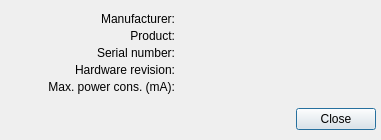
Above: src/informationdialog.ui from bloguetronica/itusb1-mngr before the change. Below: the same form after it.
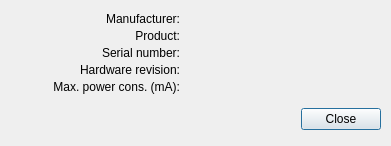
That is the form after the change. Icons and pictures are not drawn.

Diff of the .ui file:
```diff
--- a/src/informationdialog.ui
+++ b/src/informationdialog.ui
@@ -6,20 +6,20 @@
    <rect>
     <x>0</x>
     <y>0</y>
-    <width>381</width>
-    <height>140</height>
+    <width>391</width>
+    <height>146</height>
    </rect>
   </property>
   <property name="minimumSize">
    <size>
-    <width>381</width>
-    <height>140</height>
+    <width>391</width>
+    <height>146</height>
    </size>
   </property>
   <property name="maximumSize">
    <size>
-    <width>381</width>
-    <height>140</height>
+    <width>391</width>
+    <height>146</height>
    </size>
   </property>
   <property name="windowTitle">
@@ -42,7 +42,7 @@
   <widget class="QDialogButtonBox" name="buttonBox">
    <property name="geometry">
     <rect>
-     <x>5</x>
+     <x>10</x>
      <y>104</y>
      <width>371</width>
      <height>31</height>
@@ -61,7 +61,7 @@
   <widget class="QLabel" name="labelSerialLabel">
    <property name="geometry">
     <rect>
-     <x>5</x>
+     <x>10</x>
      <y>44</y>
      <width>170</width>
      <height>17</height>
@@ -77,7 +77,7 @@
   <widget class="QLabel" name="labelSerial">
    <property name="geometry">
     <rect>
-     <x>180</x>
+     <x>185</x>
      <y>44</y>
      <width>196</width>
      <height>17</height>
@@ -90,7 +90,7 @@
   <widget class="QLabel" name="labelRevisionLabel">
    <property name="geometry">
     <rect>
-     <x>5</x>
+     <x>10</x>
      <y>61</y>
      <width>170</width>
      <height>17</height>
@@ -106,7 +106,7 @@
   <widget class="QLabel" name="labelRevision">
    <property name="geometry">
     <rect>
-     <x>180</x>
+     <x>185</x>
      <y>61</y>
      <width>196</width>
      <height>17</height>
@@ -119,7 +119,7 @@
   <widget class="QLabel" name="labelMaxPowerLabel">
    <property name="geometry">
     <rect>
-     <x>5</x>
+     <x>10</x>
      <y>78</y>
      <width>170</width>
      <height>17</height>
@@ -135,7 +135,7 @@
   <widget class="QLabel" name="labelMaxPower">
    <property name="geometry">
     <rect>
-     <x>180</x>
+     <x>185</x>
      <y>78</y>
      <width>196</width>
      <height>17</height>
@@ -148,7 +148,7 @@
   <widget class="QLabel" name="labelManufacturerLabel">
    <property name="geometry">
     <rect>
-     <x>5</x>
+     <x>10</x>
      <y>10</y>
      <width>170</width>
      <height>17</height>
@@ -164,7 +164,7 @@
   <widget class="QLabel" name="labelProductLabel">
    <property name="geometry">
     <rect>
-     <x>5</x>
+     <x>10</x>
      <y>27</y>
      <width>170</width>
      <height>17</height>
@@ -180,7 +180,7 @@
   <widget class="QLabel" name="labelManufacturer">
    <property name="geometry">
     <rect>
-     <x>180</x>
+     <x>185</x>
      <y>10</y>
      <width>196</width>
      <height>17</height>
@@ -193,7 +193,7 @@
   <widget class="QLabel" name="labelProduct">
    <property name="geometry">
     <rect>
-     <x>180</x>
+     <x>185</x>
      <y>27</y>
      <width>196</width>
      <height>17</height>
```
